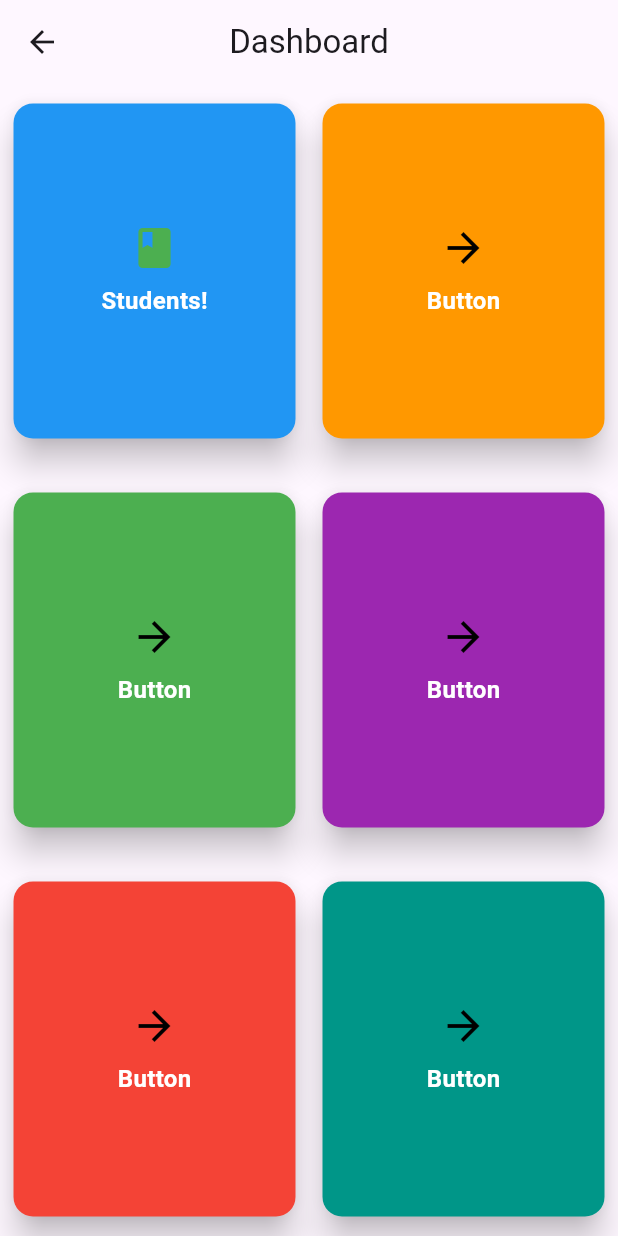
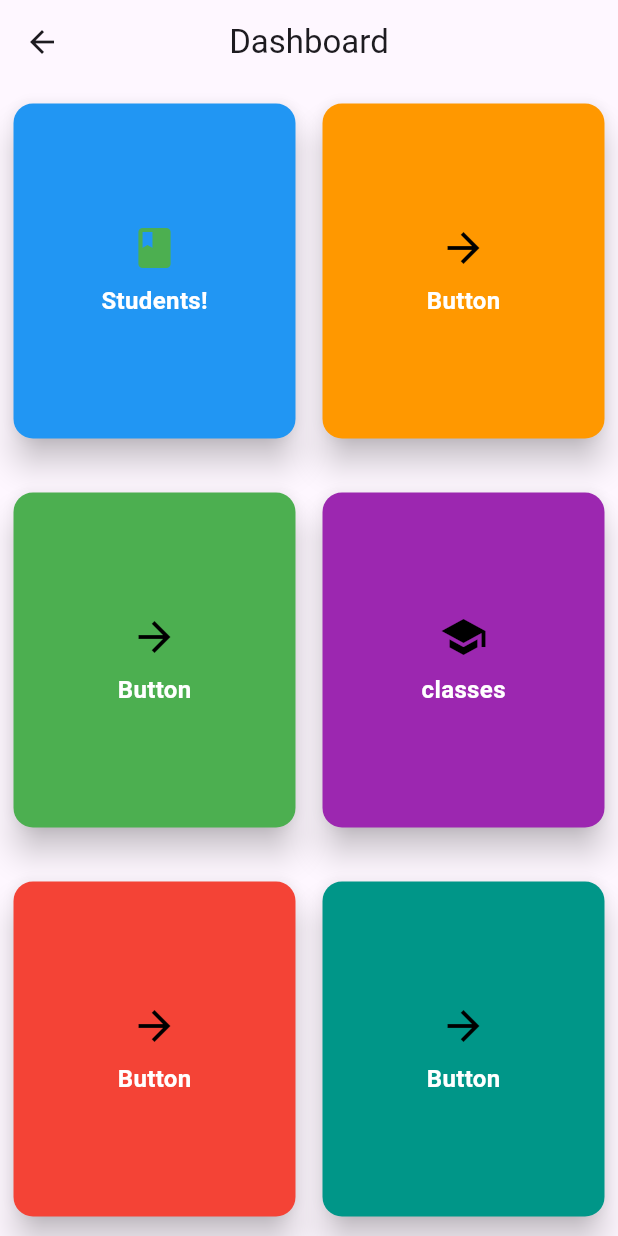
Before and after one commit to Abbaz17/school_management_system, a Flutter app: the Dashboard screen opened directly, on a phone screen of 412 x 824 dp. Run offline on Flutter 3.47's test engine with Material 3 defaults, Android fonts, the phone set to English and light mode, and no system bars.

Commit message:
added classes

```diff
--- a/lib/screens/dashboard.dart
+++ b/lib/screens/dashboard.dart
@@ -61,10 +61,12 @@ class Dashboard extends StatelessWidget {
                 ),
                 Expanded(
                   child: CardBtn(
+                    title: "classes",
+                    iconData: Icons.school,
                     backgroundColor: Colors.purple,
                     textColor: Colors.white,
                     onPressed: () {
-                      // Add your onPressed logic here
+                      Navigator.push(context, MaterialPageRoute(builder: (_)=>ClassesScreen()));
                     },
                   ),
                 ),
--- a/lib/screens/screens.dart
+++ b/lib/screens/screens.dart
@@ -3,3 +3,4 @@ export 'login_screen.dart';
 export 'dashboard.dart';
 export 'students_screen.dart';
 export 'student_list.dart';
+export 'classes_screen.dart';
```
